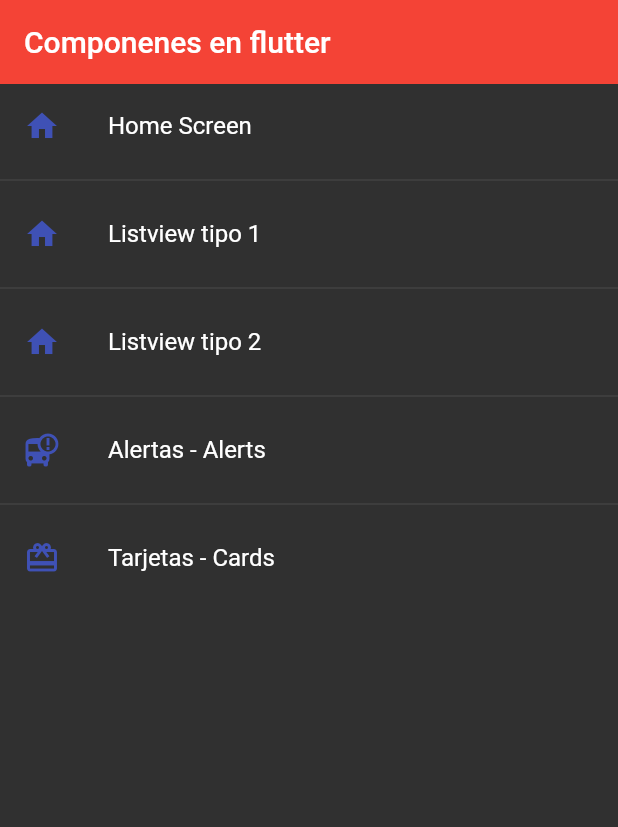
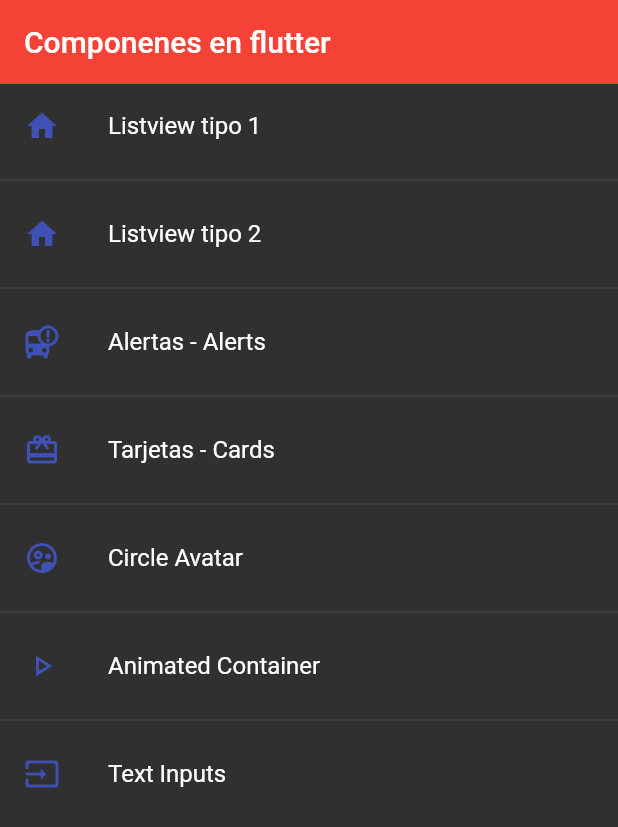
Before and after one commit to arandapablodamian/flutter-components, a Flutter app: the screen it shows after launch, on a phone screen of 412 x 824 dp. Shown: the top 827 px of the screen. Run offline on Flutter 3.47's test engine with Material 2 defaults, Android fonts, the phone set to English and light mode, and no system bars.

Commit message:
form widgets like input, chices, actions and default values

```diff
--- a/lib/router/app_routes.dart
+++ b/lib/router/app_routes.dart
@@ -1,3 +1,5 @@
+import 'package:fl_components/screens/animated_screen.dart';
+import 'package:fl_components/screens/avatar_screen.dart';
 import 'package:flutter/material.dart';
 
 import '../models/menu_option.dart';
@@ -8,15 +10,20 @@ class AppRoutes {
 
   static final menuOptions = <MenuOption>[
     //TODO: BORRARHOME
-    MenuOption(route: 'home', name: 'Home Screen', icon: Icons.home , screen: const HomeScreen()),
     MenuOption(route: 'listview1', name: 'Listview tipo 1', icon: Icons.home , screen: const Listview1Screen()),
     MenuOption(route: 'listview2', name: 'Listview tipo 2', icon: Icons.home , screen: const Listview2Screen()),
     MenuOption(route: 'alert', name: 'Alertas - Alerts', icon: Icons.bus_alert , screen: const AlertScreen()),
     MenuOption(route: 'card', name: 'Tarjetas - Cards', icon: Icons.card_giftcard , screen: const CardScreen()),
+    MenuOption(route: 'avatar', name: 'Circle Avatar', icon: Icons.supervised_user_circle_outlined , screen: const AvatarScreen()),
+    MenuOption(route: 'animated', name: 'Animated Container', icon: Icons.play_arrow_outlined , screen: const AnimatedScreen()),
+    MenuOption(route: 'inputs', name: 'Text Inputs', icon: Icons.input_rounded , screen: const InputsScreen()),
+
   ];
 
     static  Map<String, Widget Function(BuildContext) > getAppRoutes() {
       Map<String, Widget Function(BuildContext) > appRoutes =  {};
+
+      appRoutes.addAll({ 'home' : (BuildContext context) => const HomeScreen()});
 
         for (final option in menuOptions) {
           appRoutes.addAll({ option.route : (BuildContext context) => option.screen});
--- a/lib/screens/screens.dart
+++ b/lib/screens/screens.dart
@@ -3,3 +3,6 @@ export 'package:fl_components/screens/card_screen.dart';
 export 'package:fl_components/screens/listview1_screen.dart';
 export 'package:fl_components/screens/listview2_screen.dart';
 export 'package:fl_components/screens/home_screen.dart';
+export 'package:fl_components/screens/animated_screen.dart';
+export 'package:fl_components/screens/avatar_screen.dart';
+export 'package:fl_components/screens/inputs_screens.dart';
--- a/lib/theme/app_theme.dart
+++ b/lib/theme/app_theme.dart
@@ -23,6 +23,29 @@ class AppTheme{
         shape: const StadiumBorder(),
         elevation: 0
       )
+    ),
+    inputDecorationTheme: const InputDecorationTheme(
+      floatingLabelStyle: TextStyle(color: primary),
+      enabledBorder: OutlineInputBorder(
+        borderSide:  BorderSide( color: primary),
+        borderRadius: BorderRadius.only(
+          bottomLeft: Radius.circular(10),
+          topRight: Radius.circular(10)
+        )
+      ),
+      focusedBorder: OutlineInputBorder(
+        borderSide:  BorderSide( color: primary),
+        borderRadius: BorderRadius.only(
+          bottomLeft: Radius.circular(10),
+          topRight: Radius.circular(10)
+        )
+      ),
+      border: OutlineInputBorder(
+        borderRadius: BorderRadius.only(
+          bottomLeft: Radius.circular(10),
+          topRight: Radius.circular(10)
+        )
+      )
     )
   );
 }
--- a/lib/widgets/widgets.dart
+++ b/lib/widgets/widgets.dart
@@ -2,3 +2,4 @@
 
 export 'package:fl_components/widgets/custom_card_type_1.dart';
 export 'package:fl_components/widgets/custom_card_type_2.dart';
+export 'package:fl_components/widgets/custom_input_field.dart';
```
Also changed, not shown: lib/screens/animated_screen.dart (added, +64 -0 lines), lib/screens/avatar_screen.dart (added, +30 -0 lines), lib/screens/inputs_screens.dart (added, +73 -0 lines), lib/widgets/custom_input_field.dart (added, +57 -0 lines).
